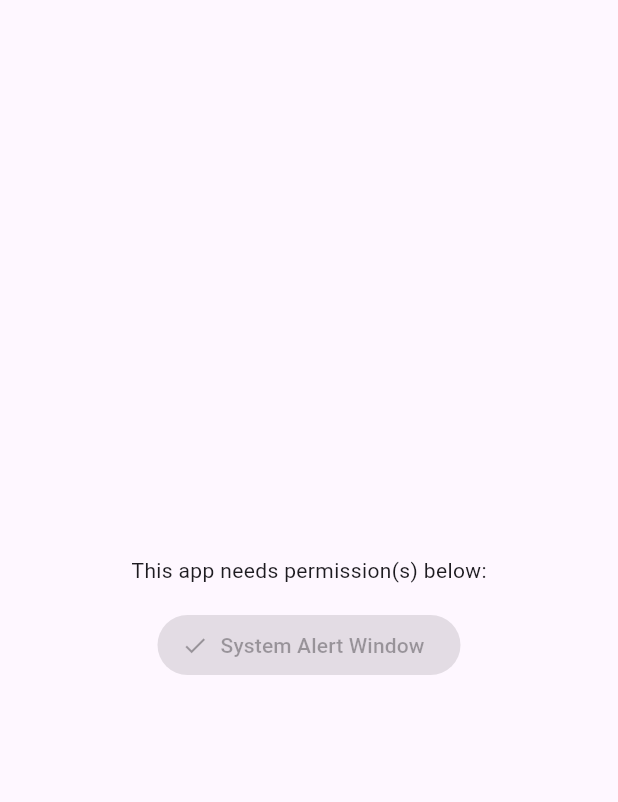
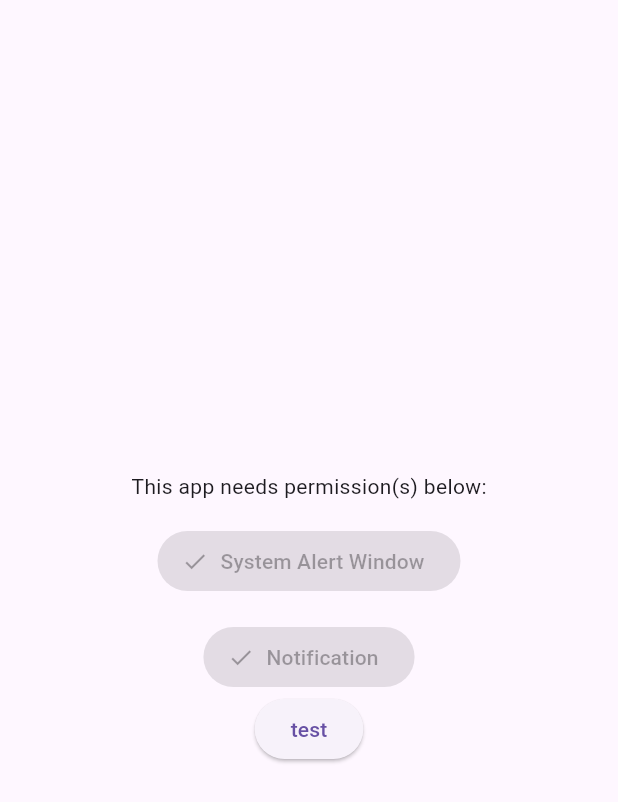
Before and after one commit to fewling/flutter-floating-lyric, a Flutter app: the PermissionPage screen opened directly, on a phone screen of 412 x 824 dp. Shown: the top 802 px of the screen. Run offline on Flutter 3.47's test engine with Material 2 defaults, Android fonts, the phone set to English and light mode, and no system bars; our stand-ins replace awesome_notifications, file_picker, flutter_colorpicker, get, hive, hive_flutter and 2 more; missing offline and left inert: system_alert_window; accounts and stored records are empty.

Commit message:
added notification testing

```diff
--- a/lib/ui/permission_page.dart
+++ b/lib/ui/permission_page.dart
@@ -1,3 +1,4 @@
+import 'package:awesome_notifications/awesome_notifications.dart';
 import 'package:floating_lyric/singletons/permission_manager.dart';
 import 'package:flutter/material.dart';
 import 'package:get/get_state_manager/get_state_manager.dart';
@@ -33,6 +34,34 @@ class _PermissionPageState extends State<PermissionPage> {
                 label: const Text('System Alert Window'),
               ),
             ),
+            const SizedBox(height: 16),
+            Obx(
+              () => ElevatedButton.icon(
+                onPressed: _manager.isNotificationGranted
+                    ? null
+                    : () => _manager.requestNotificationPermission(),
+                icon: Icon(_manager.isNotificationGranted
+                    ? Icons.check
+                    : Icons.unpublished_outlined),
+                label: const Text('Notification'),
+              ),
+            ),
+
+            /// For testing notifications:
+            ElevatedButton(
+              onPressed: () {
+                AwesomeNotifications().createNotification(
+                  content: NotificationContent(
+                    id: 0,
+                    channelKey: 'basic_channel',
+                    body: 'This is a test notification',
+                    title: 'Test notification',
+                    color: Colors.deepPurple,
+                  ),
+                );
+              },
+              child: const Text('test'),
+            ),
           ],
         ),
       ),
--- a/pubspec.yaml
+++ b/pubspec.yaml
@@ -19,6 +19,7 @@ dependencies:
   get: ^4.6.5
   shared_preferences: ^2.0.15
   permission_handler: ^10.0.0
+  awesome_notifications: ^0.6.21
 
 dev_dependencies:
   flutter_test:
```
Also changed, not shown: lib/singletons/permission_manager.dart (+34 -0 lines), pubspec.lock.
